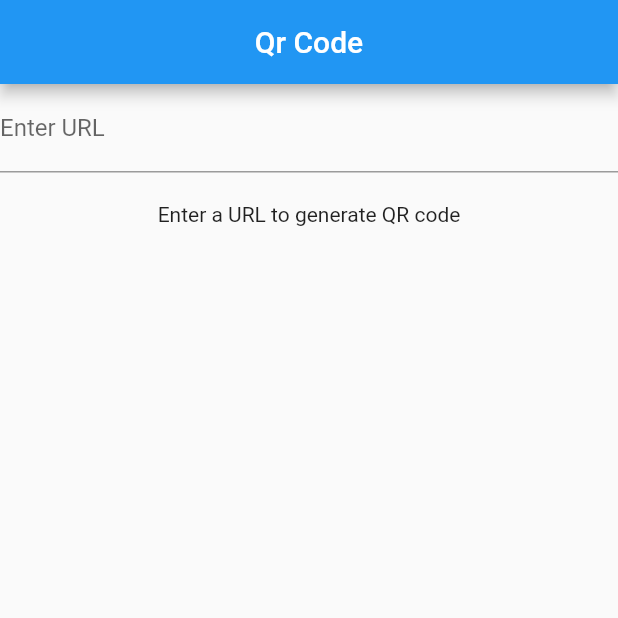
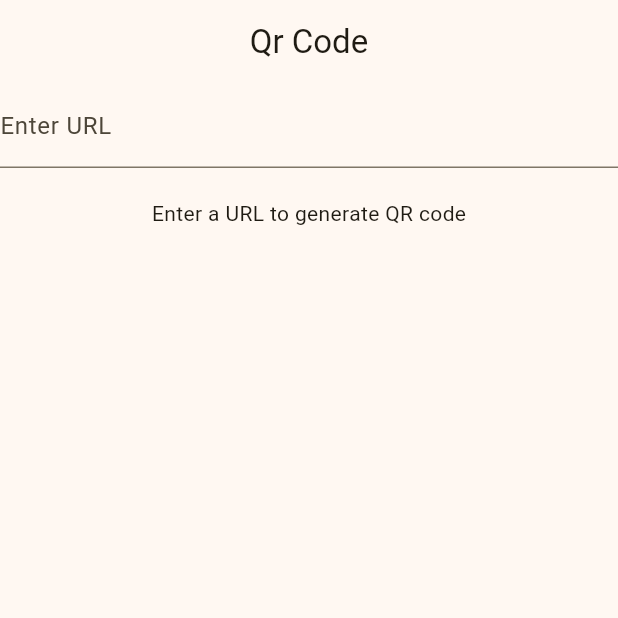
Before and after one commit to mahmoudhs1998/QR_code_generator, a Flutter app: the screen it shows after launch, on a phone screen of 412 x 824 dp, the top half of it. Run offline on Flutter 3.47's test engine with Material 2 defaults, Android fonts, the phone set to English and light mode, and no system bars; our stand-ins replace qr_flutter.

Commit message:
updated with Flutter 3.7

```diff
--- a/lib/main.dart
+++ b/lib/main.dart
@@ -10,9 +10,14 @@ class APP extends StatelessWidget {
 
   @override
   Widget build(BuildContext context) {
-    return const  MaterialApp(
+    return   MaterialApp(
+      theme: ThemeData(
+        useMaterial3: true,
+        colorSchemeSeed: Colors.amber,
+
+      ),
       debugShowCheckedModeBanner: false,
-      home: QRCodeGenerator(),
+      home: const QRCodeGenerator(),
     );
   }
 }
```
